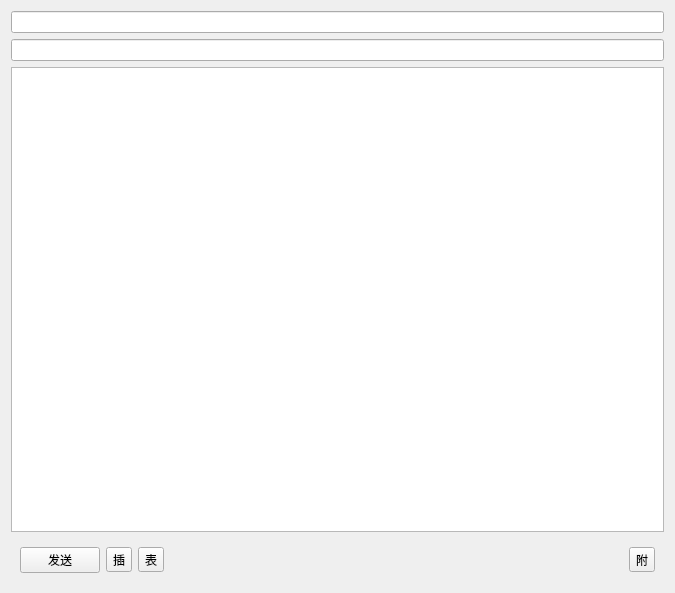
First picture: the form in maileditwidget.ui, repository Hankyin/sMail, before the edit.
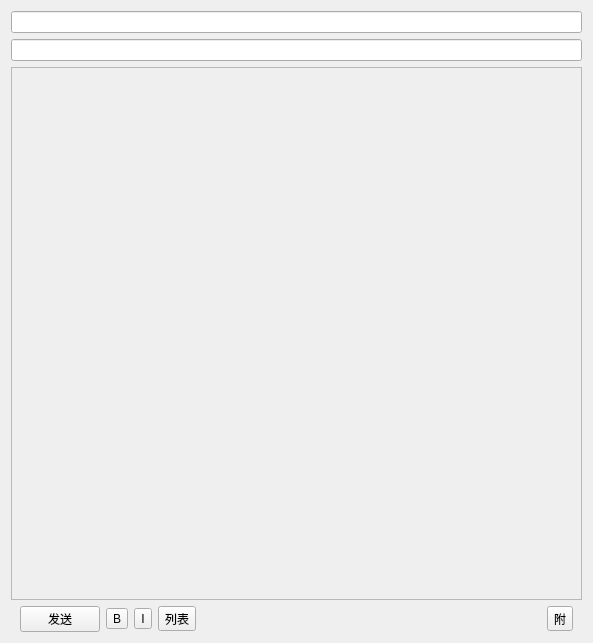
Second picture: the form after the edit.

```diff
--- a/maileditwidget.ui
+++ b/maileditwidget.ui
@@ -6,8 +6,8 @@
    <rect>
     <x>0</x>
     <y>0</y>
-    <width>675</width>
-    <height>593</height>
+    <width>593</width>
+    <height>643</height>
    </rect>
   </property>
   <property name="windowTitle">
@@ -21,11 +21,31 @@
     <widget class="QLineEdit" name="editSubject"/>
    </item>
    <item>
-    <widget class="QTextEdit" name="textEdit"/>
+    <widget class="QScrollArea" name="scrollArea">
+     <property name="widgetResizable">
+      <bool>true</bool>
+     </property>
+     <widget class="QWidget" name="scrollAreaWidgetContents">
+      <property name="geometry">
+       <rect>
+        <x>0</x>
+        <y>0</y>
+        <width>573</width>
+        <height>515</height>
+       </rect>
+      </property>
+     </widget>
+    </widget>
    </item>
    <item>
     <widget class="QWidget" name="cmdBar" native="true">
      <layout class="QHBoxLayout" name="horizontalLayout">
+      <property name="topMargin">
+       <number>0</number>
+      </property>
+      <property name="bottomMargin">
+       <number>0</number>
+      </property>
       <item>
        <widget class="QPushButton" name="btSend">
         <property name="text">
@@ -36,14 +56,21 @@
       <item>
        <widget class="QToolButton" name="btInsert">
         <property name="text">
-         <string>插</string>
+         <string>B</string>
         </property>
        </widget>
       </item>
       <item>
        <widget class="QToolButton" name="toolButton_3">
         <property name="text">
-         <string>表</string>
+         <string>I</string>
+        </property>
+       </widget>
+      </item>
+      <item>
+       <widget class="QToolButton" name="btList">
+        <property name="text">
+         <string>列表</string>
         </property>
        </widget>
       </item>
```
Left out of the diff: 4 changed lines with no effect on the pictures.
